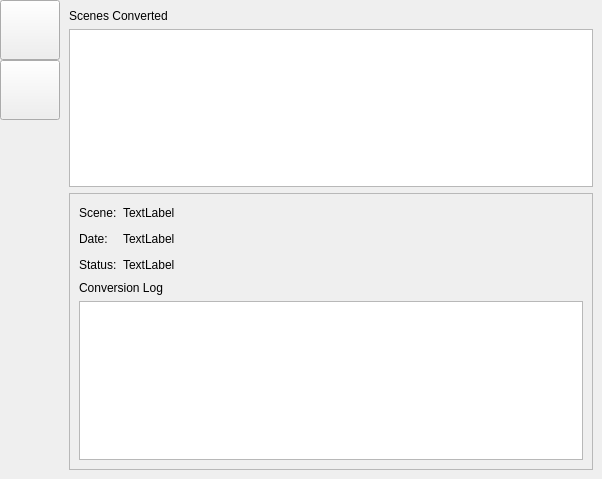
Qt form forms/form.ui (mrmurphy/ABCConvert_QT) before a commit.
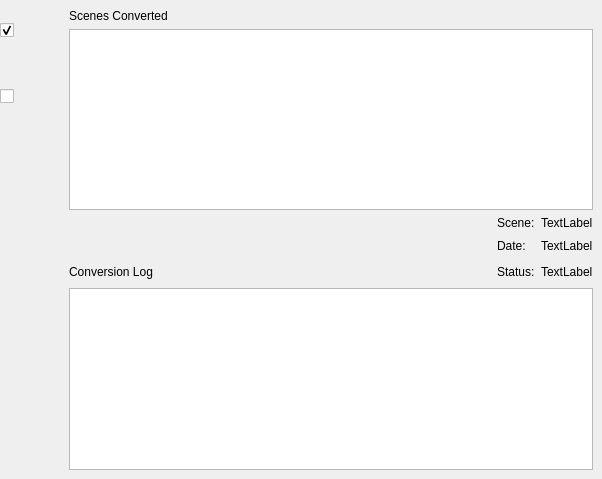
The same form after that commit. The open tabs and pages were chosen to show the change.

Commit message: In operation. Before search and replace Shot to Scene

```diff
--- a/forms/form.ui
+++ b/forms/form.ui
@@ -24,13 +24,13 @@
     <widget class="QWidget" name="tabBar" native="true">
      <layout class="QVBoxLayout" name="verticalLayout_7">
       <property name="spacing">
-       <number>0</number>
+       <number>-1</number>
       </property>
       <property name="margin">
        <number>0</number>
       </property>
       <item>
-       <widget class="QPushButton" name="but_tab_convert">
+       <widget class="QCheckBox" name="but_tab_convert">
         <property name="sizePolicy">
          <sizepolicy hsizetype="Fixed" vsizetype="Fixed">
           <horstretch>0</horstretch>
@@ -52,10 +52,19 @@
         <property name="text">
          <string/>
         </property>
+        <property name="checkable">
+         <bool>true</bool>
+        </property>
+        <property name="checked">
+         <bool>true</bool>
+        </property>
+        <property name="autoExclusive">
+         <bool>true</bool>
+        </property>
        </widget>
       </item>
       <item>
-       <widget class="QPushButton" name="but_tab_history">
+       <widget class="QCheckBox" name="but_tab_history">
         <property name="sizePolicy">
          <sizepolicy hsizetype="Fixed" vsizetype="Fixed">
           <horstretch>0</horstretch>
@@ -77,6 +86,15 @@
         <property name="text">
          <string/>
         </property>
+        <property name="checkable">
+         <bool>true</bool>
+        </property>
+        <property name="checked">
+         <bool>false</bool>
+        </property>
+        <property name="autoExclusive">
+         <bool>true</bool>
+        </property>
        </widget>
       </item>
       <item>
@@ -238,29 +256,18 @@
        <item>
         <widget class="QFrame" name="frame_3">
          <property name="frameShape">
-          <enum>QFrame::StyledPanel</enum>
+          <enum>QFrame::NoFrame</enum>
          </property>
          <property name="frameShadow">
           <enum>QFrame::Raised</enum>
          </property>
          <layout class="QVBoxLayout" name="verticalLayout_6">
+          <property name="margin">
+           <number>0</number>
+          </property>
           <item>
            <layout class="QGridLayout" name="gridLayout_2">
-            <item row="0" column="0">
-             <widget class="QLabel" name="label_2">
-              <property name="text">
-               <string>Scene:</string>
-              </property>
-             </widget>
-            </item>
-            <item row="0" column="1">
-             <widget class="QLabel" name="label_sceneName">
-              <property name="text">
-               <string>TextLabel</string>
-              </property>
-             </widget>
-            </item>
-            <item row="0" column="2">
+            <item row="1" column="2">
              <spacer name="horizontalSpacer">
               <property name="orientation">
                <enum>Qt::Horizontal</enum>
@@ -273,22 +280,22 @@
               </property>
              </spacer>
             </item>
-            <item row="1" column="0">
+            <item row="1" column="3">
              <widget class="QLabel" name="label_3">
               <property name="text">
                <string>Date:</string>
               </property>
              </widget>
             </item>
-            <item row="1" column="1">
+            <item row="1" column="4">
              <widget class="QLabel" name="label_sceneDate">
               <property name="text">
                <string>TextLabel</string>
               </property>
              </widget>
             </item>
-            <item row="1" column="2">
-             <spacer name="horizontalSpacer_2">
+            <item row="2" column="2">
+             <spacer name="horizontalSpacer_3">
               <property name="orientation">
                <enum>Qt::Horizontal</enum>
               </property>
@@ -300,42 +307,43 @@
               </property>
              </spacer>
             </item>
-            <item row="2" column="0">
+            <item row="2" column="3">
              <widget class="QLabel" name="label_4">
               <property name="text">
                <string>Status:</string>
               </property>
              </widget>
             </item>
-            <item row="2" column="1">
+            <item row="2" column="4">
              <widget class="QLabel" name="label_sceneStatus">
               <property name="text">
                <string>TextLabel</string>
               </property>
              </widget>
             </item>
-            <item row="2" column="2">
-             <spacer name="horizontalSpacer_3">
-              <property name="orientation">
-               <enum>Qt::Horizontal</enum>
+            <item row="0" column="4">
+             <widget class="QLabel" name="label_sceneName">
+              <property name="text">
+               <string>TextLabel</string>
               </property>
-              <property name="sizeHint" stdset="0">
-               <size>
-                <width>40</width>
-                <height>20</height>
-               </size>
+             </widget>
+            </item>
+            <item row="0" column="3">
+             <widget class="QLabel" name="label_2">
+              <property name="text">
+               <string>Scene:</string>
               </property>
-             </spacer>
+             </widget>
+            </item>
+            <item row="2" column="0">
+             <widget class="QLabel" name="label_9">
+              <property name="text">
+               <string>Conversion Log</string>
+              </property>
+             </widget>
             </item>
            </layout>
           </item>
-          <item>
-           <widget class="QLabel" name="label_9">
-            <property name="text">
-             <string>Conversion Log</string>
-            </property>
-           </widget>
-          </item>
           <item>
            <widget class="QTextEdit" name="te_shotLog"/>
           </item>
```
Left out of the diff: 2 changed lines with no effect on the pictures. The commit also changes 11 other files.
